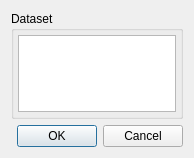
This is Code/Common/Gui/mvdImportImageDialog.ui in orfeotoolbox/OTB as Qt 5 draws it before an edit. The edited form follows.
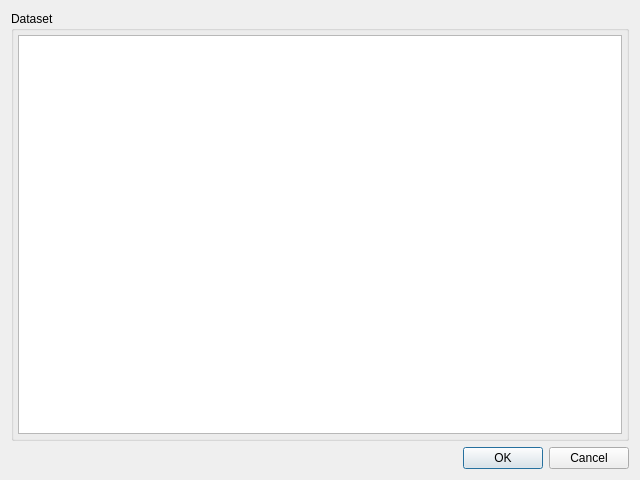
This is the edited form.

Commit message: ENH: Resized import image dialog.

```diff
--- a/Code/Common/Gui/mvdImportImageDialog.ui
+++ b/Code/Common/Gui/mvdImportImageDialog.ui
@@ -6,8 +6,8 @@
    <rect>
     <x>0</x>
     <y>0</y>
-    <width>194</width>
-    <height>158</height>
+    <width>640</width>
+    <height>480</height>
    </rect>
   </property>
   <property name="windowTitle">
```
